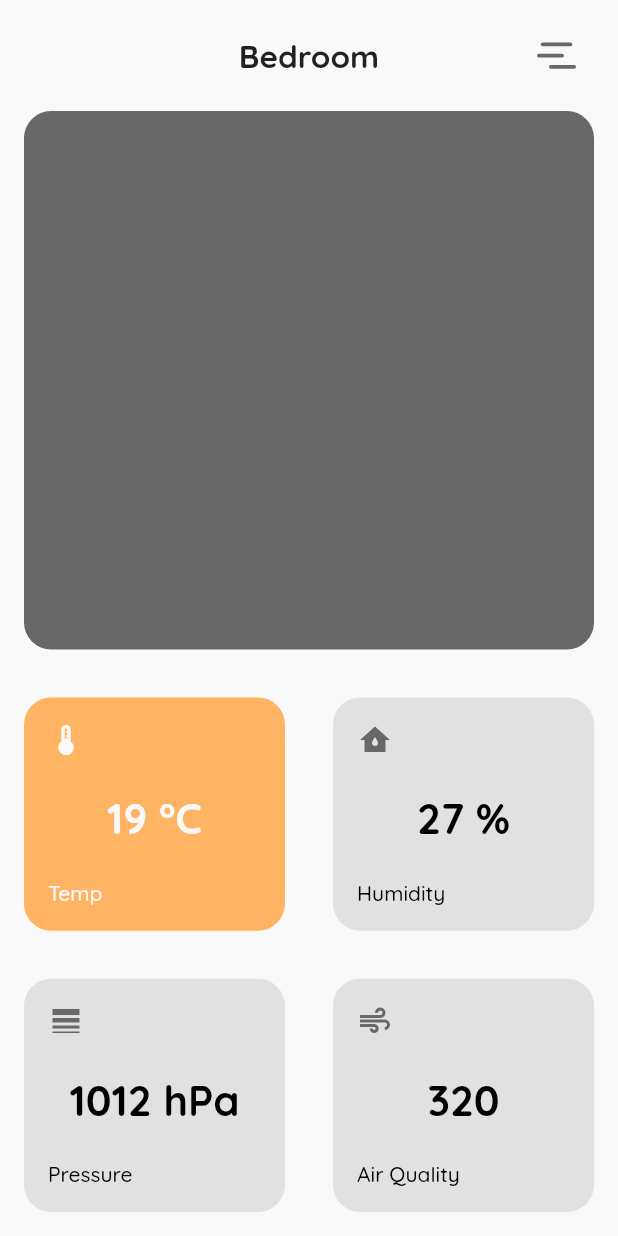
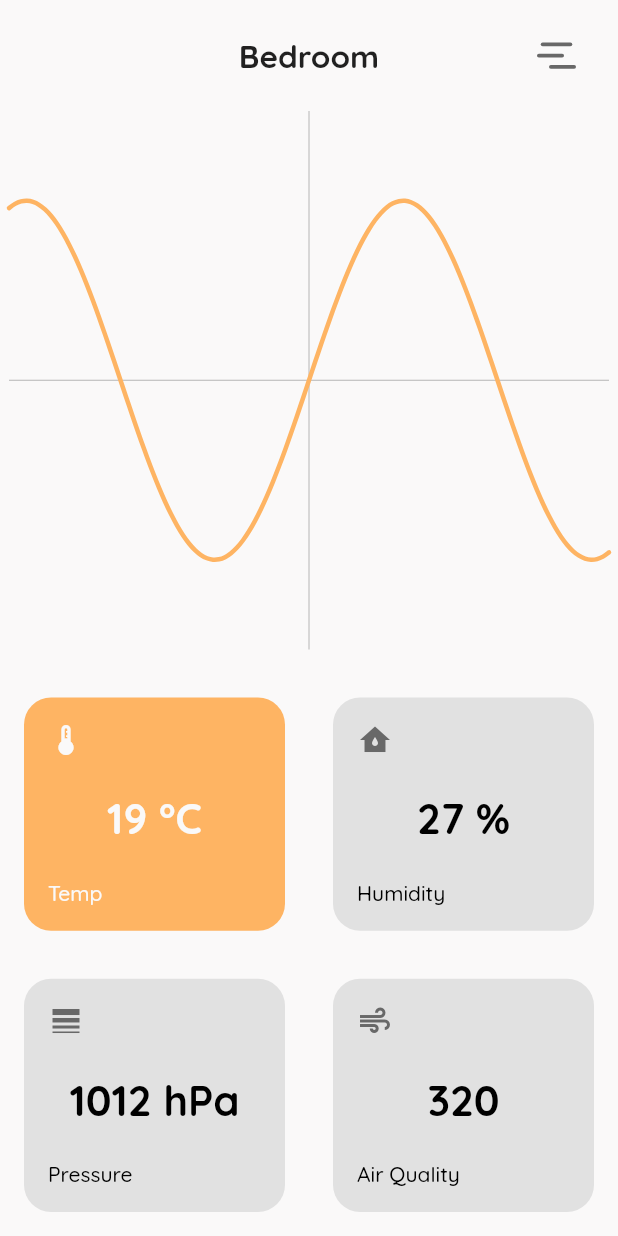
Before and after one commit to luuuuk/home-data, a Flutter app: the screen it shows after launch, on a phone screen of 412 x 824 dp. Run offline on Flutter 3.47's test engine with Material 2 defaults, Android fonts, the phone set to English and light mode, and no system bars; drawn by our look-alikes of fl_chart; our stand-ins replace google_fonts.

Commit message:
feat: line chart for 24h data

```diff
--- a/home_data/lib/home.dart
+++ b/home_data/lib/home.dart
@@ -1,6 +1,7 @@
 import 'package:flutter/material.dart';
 import 'package:google_fonts/google_fonts.dart';
 import 'package:home_data/theme.dart';
+import 'package:home_data/widgets/graph_card.dart';
 import 'package:home_data/widgets/info_card.dart';
 
 class HomePage extends StatefulWidget {
@@ -193,18 +194,9 @@ class _HomePageState extends State<HomePage> {
                           ],
                         ),
                       ),
-                      Expanded(
+                      const Expanded(
                         flex: 2,
-                        child: Padding(
-                          padding:
-                              const EdgeInsets.fromLTRB(16.0, 0.0, 16.0, 16.0),
-                          child: Container(
-                            decoration: BoxDecoration(
-                              borderRadius: BorderRadius.circular(18.0),
-                              color: ThemeColors.darkGrey,
-                            ),
-                          ),
-                        ),
+                        child: GraphCardWidget(),
                       ),
                       Expanded(
                         child: Row(
--- /dev/null
+++ b/home_data/lib/widgets/graph_card.dart
@@ -0,0 +1,96 @@
+import 'package:flutter/material.dart';
+import 'package:fl_chart/fl_chart.dart';
+import 'package:google_fonts/google_fonts.dart';
+import 'dart:math';
+
+import '../theme.dart';
+
+class GraphCardWidget extends StatelessWidget {
+  const GraphCardWidget({Key? key}) : super(key: key);
+
+  @override
+  Widget build(BuildContext context) {
+    return Padding(
+      padding: const EdgeInsets.fromLTRB(0.0, 0.0, 0.0, 16.0),
+      child: DataLineChart(),
+    );
+  }
+}
+
+// ignore: must_be_immutable
+class DataLineChart extends StatelessWidget {
+  final spots = List.generate(101, (i) => (i - 50) / 10)
+      .map((x) => FlSpot(x, sin(x)))
+      .toList();
+
+  DataLineChart({Key? key}) : super(key: key);
+
+  @override
+  Widget build(BuildContext context) {
+    return SizedBox(
+      width: 400,
+      height: 400,
+      child: LineChart(
+        LineChartData(
+          lineTouchData: LineTouchData(
+            touchTooltipData: LineTouchTooltipData(
+                maxContentWidth: 100,
+                tooltipBgColor: ThemeColors.accentYellow,
+                getTooltipItems: (touchedSpots) {
+                  return touchedSpots.map((LineBarSpot touchedSpot) {
+                    final textStyle = GoogleFonts.quicksand(
+                      color: ThemeColors.lightWhite,
+                      fontWeight: FontWeight.bold,
+                      fontSize: 14,
+                    );
+                    return LineTooltipItem(
+                        '${touchedSpot.x}, ${touchedSpot.y.toStringAsFixed(2)}',
+                        textStyle);
+                  }).toList();
+                }),
+            handleBuiltInTouches: true,
+            getTouchLineStart: (data, index) => 0,
+          ),
+          lineBarsData: [
+            LineChartBarData(
+              colors: [
+                ThemeColors.accentYellow,
+              ],
+              spots: spots,
+              isCurved: true,
+              isStrokeCapRound: true,
+              barWidth: 3,
+              belowBarData: BarAreaData(
+                show: false,
+              ),
+              dotData: FlDotData(show: false),
+            ),
+          ],
+          minY: -1.5,
+          maxY: 1.5,
+          titlesData: FlTitlesData(
+            leftTitles: SideTitles(
+                showTitles: false,
+                getTextStyles: (context, value) => const TextStyle(
+                    color: Colors.blueGrey,
+                    fontWeight: FontWeight.bold,
+                    fontSize: 18),
+                margin: 16,
+                reservedSize: 40),
+            rightTitles: SideTitles(showTitles: false),
+            bottomTitles: SideTitles(showTitles: false),
+            topTitles: SideTitles(showTitles: false),
+          ),
+          gridData: FlGridData(
+            show: true,
+            drawHorizontalLine: true,
+            drawVerticalLine: true,
+            horizontalInterval: 2.0,
+            verticalInterval: 12.0,
+          ),
+          borderData: FlBorderData(show: false),
+        ),
+      ),
+    );
+  }
+}
--- a/home_data/pubspec.yaml
+++ b/home_data/pubspec.yaml
@@ -36,6 +36,7 @@ dependencies:
   cupertino_icons: ^1.0.2
   google_fonts: ^2.1.1
   path_provider: ^2.0.8
+  fl_chart: ^0.40.6
 
 dev_dependencies:
   flutter_test:
```
Also changed, not shown: home_data/pubspec.lock.
